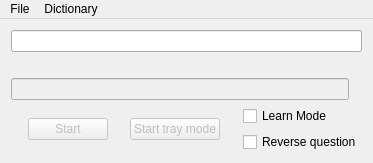
Before: the Qt Designer form mainwindow.ui in ivan-selchenkov/QWord, drawn with Qt 5.
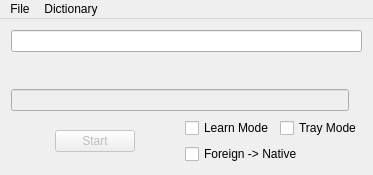
After: the same form once the commit is applied. Icons and pictures are not drawn.

Patch:
```diff
--- a/mainwindow.ui
+++ b/mainwindow.ui
@@ -7,7 +7,7 @@
     <x>0</x>
     <y>0</y>
     <width>373</width>
-    <height>162</height>
+    <height>175</height>
    </rect>
   </property>
   <property name="windowTitle">
@@ -95,32 +95,11 @@
         </property>
        </spacer>
       </item>
-      <item>
-       <widget class="QPushButton" name="btnStartHidden">
-        <property name="enabled">
-         <bool>false</bool>
-        </property>
-        <property name="text">
-         <string>Start tray mode</string>
-        </property>
-       </widget>
-      </item>
-      <item>
-       <spacer name="horizontalSpacer_2">
-        <property name="orientation">
-         <enum>Qt::Horizontal</enum>
-        </property>
-        <property name="sizeHint" stdset="0">
-         <size>
-          <width>40</width>
-          <height>20</height>
-         </size>
-        </property>
-       </spacer>
-      </item>
       <item>
        <layout class="QVBoxLayout" name="verticalLayout">
         <item>
+         <layout class="QHBoxLayout" name="horizontalLayout_3">
+          <item>
          <widget class="QCheckBox" name="chbLearn">
           <property name="text">
            <string>Learn Mode</string>
@@ -128,11 +107,24 @@
          </widget>
         </item>
         <item>
+           <widget class="QCheckBox" name="chbTray">
+            <property name="text">
+             <string>Tray Mode</string>
+            </property>
+           </widget>
+          </item>
+         </layout>
+        </item>
+        <item>
+         <layout class="QHBoxLayout" name="horizontalLayout_4">
+          <item>
          <widget class="QCheckBox" name="chbDirection">
           <property name="text">
-           <string>Reverse question</string>
-          </property>
-         </widget>
+             <string>Foreign -&gt; Native</string>
+            </property>
+           </widget>
+          </item>
+         </layout>
         </item>
        </layout>
       </item>
```
Lines whose indentation alone changed are shown as unchanged.
